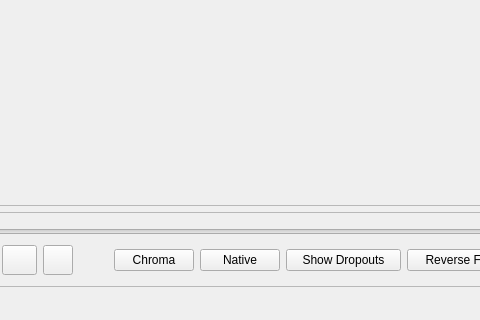
The window that tools/ld-analyse/mainwindow.ui (happycube/ld-decode) describes before a commit, drawn with Qt 5; both pictures show x 416 to 896 and y 401 to 721 of the 991 by 721 pixel window.
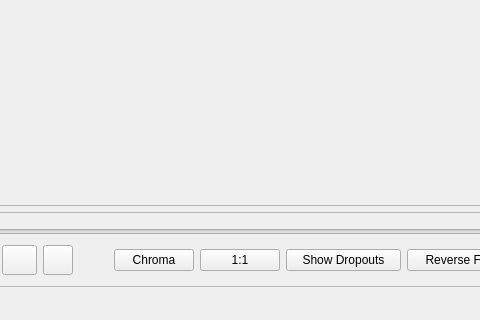
The same window after the commit. Icons and pictures are not drawn.

Commit message: Corrections to ld-analyse aspect ratio and button rename

```diff
--- a/tools/ld-analyse/mainwindow.ui
+++ b/tools/ld-analyse/mainwindow.ui
@@ -383,7 +383,7 @@
            <item>
             <widget class="QPushButton" name="aspectPushButton">
              <property name="text">
-              <string>Native</string>
+              <string>1:1</string>
              </property>
             </widget>
            </item>
```
The commit also changes 1 other file.
